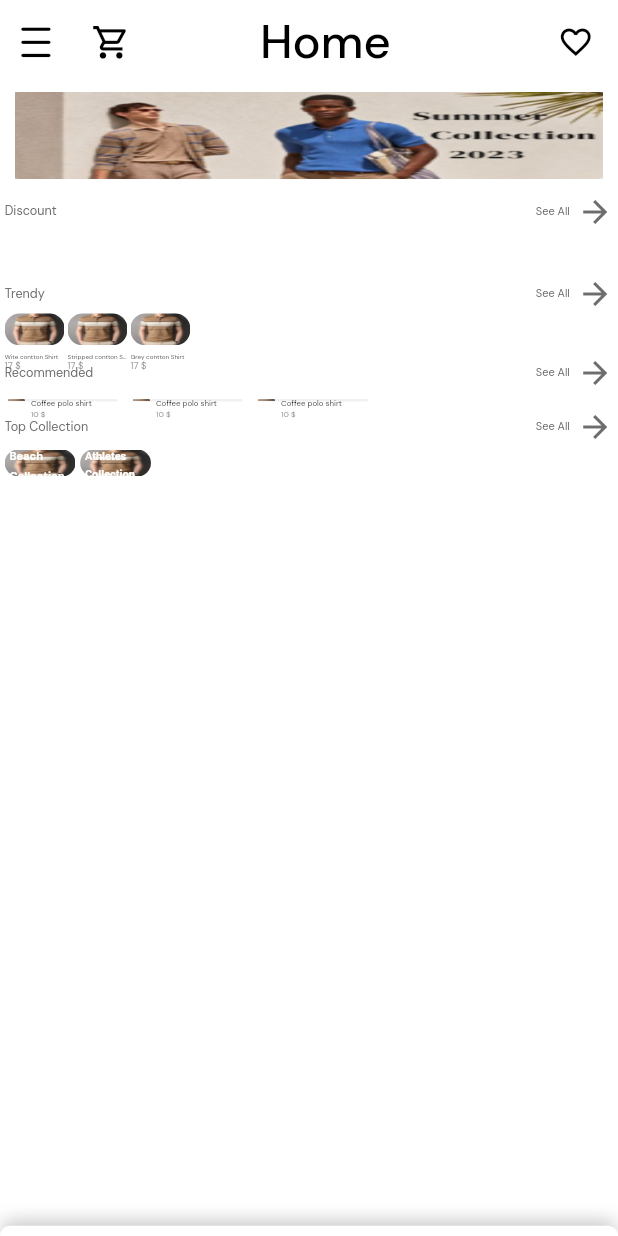
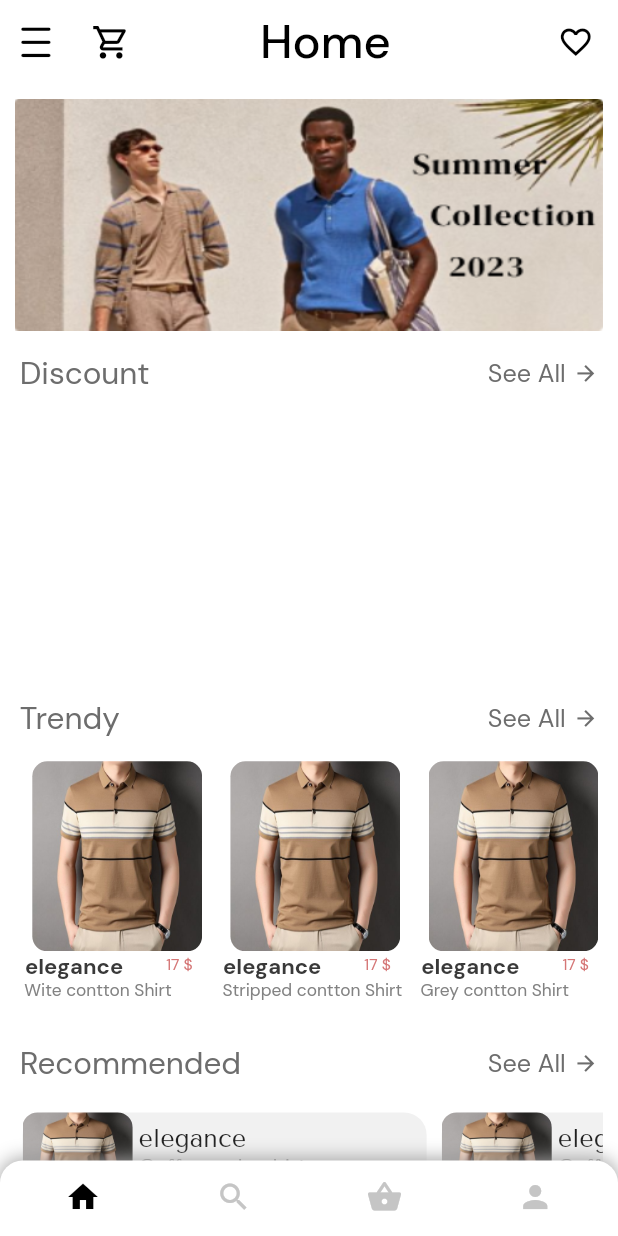
Before and after one commit to Mahmoudmnb/ShopApp, a Flutter app: the MainPage screen opened directly, on a phone screen of 412 x 824 dp. Run offline on Flutter 3.47's test engine with Material 2 defaults, Android fonts, the phone set to English and light mode, and no system bars; our stand-ins replace flutter_bloc, flutter_screenutil, get_it, google_fonts, internet_connection_checker, shared_preferences and 5 more; accounts and stored records are empty; Roboto replaces fonts that are missing (DMSans-Regular).

Commit message:
done home and search sizes

```diff
--- a/lib/featurs/main_page/featurs/home/pages/home_page.dart
+++ b/lib/featurs/main_page/featurs/home/pages/home_page.dart
@@ -23,19 +23,20 @@ class HomePage extends StatelessWidget {
     context
         .read<DiscountProductsBloc>()
         .add(GetDiscountProducts(discountProducts: disCountProducts));
-    return ListView(
+    return Padding(
+      padding: const EdgeInsets.symmetric(horizontal: 10),
+      child: ListView(
         children: [
-        const SizedBox(height: 5),
-        Container(
-          padding: const EdgeInsets.symmetric(horizontal: 10),
-          height: 60.h,
-          width: 100.w,
+          SizedBox(height: 10.h),
+          SizedBox(
+            height: 160.h,
+            width: 353.w,
             child: Image.asset(
               'assets/images/Capture.PNG',
               fit: BoxFit.fill,
             ),
           ),
-        const SizedBox(height: 10),
+          SizedBox(height: 15.h),
           CollectionsSpacer(
               onTap: () {
                 context
@@ -51,11 +52,11 @@ class HomePage extends StatelessWidget {
                 });
               },
               collectoinTitle: 'Discount'),
+          SizedBox(height: 15.h),
           //! Discount products
-        Container(
-            padding: EdgeInsets.only(left: 1.w, top: 1.h),
-            width: 100.w,
-            height: 32.h,
+          SizedBox(
+              width: double.infinity,
+              height: 180.h,
               child: ListView.builder(
                   scrollDirection: Axis.horizontal,
                   itemCount:
@@ -70,51 +71,64 @@ class HomePage extends StatelessWidget {
                         productName: product.name,
                         discount: product.disCount.toString());
                   })),
+          SizedBox(height: 15.h),
           CollectionsSpacer(onTap: () async {}, collectoinTitle: 'Trendy'),
           //! Trendy products
+          SizedBox(height: 15.h),
           Container(
             padding: EdgeInsets.only(left: 3.w, top: 1.h),
-          width: 100.w,
-          height: 30.h,
+            width: 123.w,
+            height: 180.h,
             child: ListView(scrollDirection: Axis.horizontal, children: [
               const TrendyImage(
                 imageUrl: 'assets/images/1.png',
                 percent: '50 %',
                 price: '17 \$',
-                productName: 'Wite contton Shirt'),
+                productName: 'Wite contton Shirt',
+                makerCompany: 'elegance',
+              ),
               SizedBox(width: 2.w),
               const TrendyImage(
                 imageUrl: 'assets/images/1.png',
                 percent: '50 %',
                 price: '17 \$',
-                productName: 'Stripped contton Shirt'),
+                productName: 'Stripped contton Shirt',
+                makerCompany: 'elegance',
+              ),
               SizedBox(width: 2.w),
               const TrendyImage(
                   imageUrl: 'assets/images/1.png',
                   percent: '50 %',
                   price: '17 \$',
+                  makerCompany: 'elegance',
                   productName: 'Grey contton Shirt'),
             ]),
           ),
+          SizedBox(height: 15.h),
+
           CollectionsSpacer(onTap: () {}, collectoinTitle: 'Recommended'),
           //! Recommended products
+          SizedBox(height: 15.h),
           SizedBox(
-          width: 100.w,
-          height: 12.h,
+            height: 78.h,
             child: ListView.builder(
               itemCount: 3,
               scrollDirection: Axis.horizontal,
               itemBuilder: (context, index) => const RecommendedImage(
+                companyMaker: 'elegance',
                 imageUrl: 'assets/images/1.png',
                 productPrice: '10 \$',
                 productNamge: 'Coffee polo shirt',
               ),
             ),
           ),
+          SizedBox(height: 15.h),
           CollectionsSpacer(onTap: () {}, collectoinTitle: 'Top Collection'),
           //! Top collection
+          SizedBox(height: 15.h),
           const TopCollectionImage(),
         ],
+      ),
     );
   }
 }
--- a/lib/featurs/main_page/featurs/home/widgets/collections_spacer.dart
+++ b/lib/featurs/main_page/featurs/home/widgets/collections_spacer.dart
@@ -19,7 +19,7 @@ class CollectionsSpacer extends StatelessWidget {
           Text(collectoinTitle,
               style: TextStyle(
                 fontFamily: 'DM Sans',
-                fontSize: 8.sp,
+                fontSize: 20.sp,
                 color: const Color(0xff6D6D6D),
               )),
           const Spacer(),
@@ -30,13 +30,14 @@ class CollectionsSpacer extends StatelessWidget {
                 Text('See All',
                     style: TextStyle(
                       fontFamily: 'DM Sans',
-                      fontSize: 7.sp,
+                      fontSize: 16.sp,
                       color: const Color(0xff6D6D6D),
                     )),
                 const SizedBox(width: 5),
-                const Icon(
+                Icon(
                   Icons.arrow_forward,
-                  color: Color(0xff6D6D6D),
+                  size: 16.sp,
+                  color: const Color(0xff6D6D6D),
                 )
               ],
             ),
--- a/lib/featurs/main_page/featurs/home/widgets/main_page_tab_bar.dart
+++ b/lib/featurs/main_page/featurs/home/widgets/main_page_tab_bar.dart
@@ -8,7 +8,8 @@ class MainPageTabBar extends StatelessWidget {
   @override
   Widget build(BuildContext context) {
     return Container(
-      height: 7.h,
+      height: 52.h,
+      width: 393.w,
       decoration: const BoxDecoration(
           boxShadow: [
             BoxShadow(
@@ -19,7 +20,7 @@ class MainPageTabBar extends StatelessWidget {
               topLeft: Radius.circular(15), topRight: Radius.circular(15))),
       child: TabBar(
           padding: const EdgeInsets.all(5),
-          unselectedLabelColor: Colors.grey,
+          unselectedLabelColor: const Color(0xffC5C5C5),
           indicatorColor: Colors.transparent,
           labelColor: Colors.black,
           controller: tabController,
--- a/lib/featurs/main_page/featurs/home/widgets/recommended_image.dart
+++ b/lib/featurs/main_page/featurs/home/widgets/recommended_image.dart
@@ -5,8 +5,10 @@ class RecommendedImage extends StatelessWidget {
   final String productNamge;
   final String productPrice;
   final String imageUrl;
+  final String companyMaker;
   const RecommendedImage(
       {super.key,
+      required this.companyMaker,
       required this.imageUrl,
       required this.productNamge,
       required this.productPrice});
@@ -19,8 +21,8 @@ class RecommendedImage extends StatelessWidget {
       decoration: BoxDecoration(
           color: const Color(0xffF1F1F1),
           borderRadius: BorderRadius.circular(15)),
-      height: 30,
-      width: 70.w,
+      height: 68.h,
+      width: 257.w,
       child: Row(
         mainAxisAlignment: MainAxisAlignment.start,
         children: [
@@ -29,8 +31,8 @@ class RecommendedImage extends StatelessWidget {
             child: Image.asset(
               imageUrl,
               fit: BoxFit.fill,
-              height: 12.h,
-              width: 12.h,
+              height: 68.h,
+              width: 70.w,
             ),
           ),
           const SizedBox(width: 4),
@@ -38,13 +40,20 @@ class RecommendedImage extends StatelessWidget {
             mainAxisAlignment: MainAxisAlignment.center,
             crossAxisAlignment: CrossAxisAlignment.start,
             children: [
+              Text(
+                companyMaker,
+                style: TextStyle(fontSize: 16.sp, fontFamily: 'Tenor Sans'),
+              ),
               Text(productNamge,
-                  style: TextStyle(fontFamily: 'DM Sans', fontSize: 5.sp)),
+                  style: TextStyle(
+                      fontFamily: 'Tenor Sans',
+                      fontSize: 13.sp,
+                      color: const Color(0xff929292))),
               Text(productPrice,
                   style: TextStyle(
-                      fontFamily: 'DM Sans',
-                      fontSize: 5.sp,
-                      color: Colors.grey))
+                      fontFamily: 'Tenor Sans',
+                      fontSize: 11.sp,
+                      color: const Color(0xff6D6D6D)))
             ],
           )
         ],
--- a/lib/featurs/main_page/featurs/home/widgets/top_collection_image.dart
+++ b/lib/featurs/main_page/featurs/home/widgets/top_collection_image.dart
@@ -8,15 +8,16 @@ class TopCollectionImage extends StatelessWidget {
   Widget build(BuildContext context) {
     return Container(
       padding: EdgeInsets.all(3.w),
-      height: 25.h,
-      width: 100.w,
+      height: 150.h,
+      width: 170.w,
       child: Row(
+        mainAxisAlignment: MainAxisAlignment.center,
         children: [
           Container(
               alignment: Alignment.bottomLeft,
-              height: 45.w,
-              width: 45.w,
-              padding: EdgeInsets.only(left: 3.w, bottom: 3.w),
+              height: 170.h,
+              width: 150.w,
+              padding: EdgeInsets.only(left: 10.w, bottom: 10.w),
               decoration: BoxDecoration(
                   borderRadius: BorderRadius.circular(10),
                   image: const DecorationImage(
@@ -30,23 +31,23 @@ class TopCollectionImage extends StatelessWidget {
                       style: TextStyle(
                           fontFamily: 'DM Sans',
                           color: Colors.white,
-                          fontSize: 7.sp,
+                          fontSize: 18.sp,
                           fontWeight: FontWeight.bold)),
-                  const SizedBox(height: 3),
+                  SizedBox(height: 3.w),
                   Text('Collection',
                       style: TextStyle(
                           fontFamily: 'DM Sans',
                           color: Colors.white,
-                          fontSize: 7.sp,
+                          fontSize: 18.sp,
                           fontWeight: FontWeight.bold)),
                 ],
               )),
-          SizedBox(width: 3.w),
+          SizedBox(width: 20.w),
           Container(
               alignment: Alignment.bottomLeft,
-              height: 45.w,
-              width: 45.w,
-              padding: EdgeInsets.only(left: 3.w, bottom: 3.w),
+              height: 170.h,
+              width: 150.w,
+              padding: EdgeInsets.only(left: 10.w, bottom: 10.w),
               decoration: BoxDecoration(
                   borderRadius: BorderRadius.circular(10),
                   image: const DecorationImage(
@@ -61,7 +62,7 @@ class TopCollectionImage extends StatelessWidget {
                     style: TextStyle(
                         fontFamily: 'DMSans-Regular',
                         color: Colors.white,
-                        fontSize: 7.sp,
+                        fontSize: 18.sp,
                         fontWeight: FontWeight.bold),
                   ),
                   const SizedBox(height: 3),
@@ -70,7 +71,7 @@ class TopCollectionImage extends StatelessWidget {
                     style: TextStyle(
                         fontFamily: 'DMSans-Regular',
                         color: Colors.white,
-                        fontSize: 7.sp,
+                        fontSize: 18.sp,
                         fontWeight: FontWeight.bold),
                   ),
                 ],
--- a/lib/featurs/main_page/featurs/home/widgets/trendy_image.dart
+++ b/lib/featurs/main_page/featurs/home/widgets/trendy_image.dart
@@ -6,8 +6,10 @@ class TrendyImage extends StatelessWidget {
   final String price;
   final String productName;
   final String percent;
+  final String makerCompany;
   const TrendyImage({
     Key? key,
+    required this.makerCompany,
     required this.imageUrl,
     required this.price,
     required this.productName,
@@ -16,37 +18,56 @@ class TrendyImage extends StatelessWidget {
 
   @override
   Widget build(BuildContext context) {
-    return SizedBox(
-      width: 38.w,
-      child: Column(
+    return Column(
       crossAxisAlignment: CrossAxisAlignment.start,
       children: [
-          SizedBox(
-            width: 38.w,
-            height: 22.h,
-            child: Container(
-              width: 38.w,
-              height: 22.h,
+        Container(
+          width: 108.w,
+          height: 131.h,
+          alignment: Alignment.center,
+          margin: EdgeInsets.symmetric(horizontal: 8.w),
           decoration: BoxDecoration(
               borderRadius: BorderRadius.circular(10),
-                  image: const DecorationImage(
+              image: DecorationImage(
                   fit: BoxFit.fill,
                   image: AssetImage(
-                        'assets/images/1.png',
+                    imageUrl.split('|')[0],
                   ))),
         ),
-          ),
-          const SizedBox(height: 5),
+        SizedBox(
+          width: 110.w,
+          child: Row(
+            children: [
               Text(
-            productName,
-            style: TextStyle(fontFamily: 'DM Sans', fontSize: 4.sp),
+                ' $makerCompany',
+                style: TextStyle(
+                    fontFamily: 'DM Sans',
+                    color: const Color(0xff393939),
+                    fontSize: 14.sp,
+                    fontWeight: FontWeight.bold),
                 overflow: TextOverflow.ellipsis,
               ),
-          Text(price,
+              const Spacer(),
+              Text(
+                price,
                 style: TextStyle(
-                  fontFamily: 'DM Sans', color: Colors.grey, fontSize: 6.sp)),
+                    fontFamily: 'DM Sans',
+                    color: const Color(0xffD57676),
+                    fontSize: 10.sp),
+                overflow: TextOverflow.ellipsis,
+              ),
             ],
           ),
+        ),
+        Text(
+          ' $productName',
+          style: TextStyle(
+              fontFamily: 'DM Sans',
+              color: const Color(0xff828282),
+              fontSize: 11.sp),
+          overflow: TextOverflow.ellipsis,
+        ),
+      ],
     );
   }
 }
--- a/lib/featurs/main_page/featurs/shopping_bag/screens/shopping_bag_screen.dart
+++ b/lib/featurs/main_page/featurs/shopping_bag/screens/shopping_bag_screen.dart
@@ -1,8 +1,6 @@
-import 'dart:developer';
-
 import 'package:flutter/material.dart';
 import 'package:flutter_screenutil/flutter_screenutil.dart';
-import 'package:shop_app/featurs/main_page/featurs/check_out/screens/first_step.dart';
+import '../../check_out/screens/first_step.dart';
 
 import '../widgets/custom_button.dart';
 import '../widgets/shopping_bag_body.dart';
@@ -30,7 +28,6 @@ class ShoppingBagScreen extends StatelessWidget {
                   child: CustomButton(
                     title: 'Proceed to checkout',
                     onPressed: () {
-                      log('');
                       Navigator.of(context).push(MaterialPageRoute(
                         builder: (context) => const CheckOutScreen1(),
                       ));
```
Also changed, not shown: lib/featurs/main_page/featurs/home/widgets/discount_image.dart (+14 -10 lines), lib/featurs/main_page/featurs/search/pages/search_results_screen.dart (+68 -53 lines), lib/featurs/main_page/featurs/search/pages/search_screen.dart (+58 -38 lines), lib/featurs/main_page/featurs/search/widgets/category_card.dart (+4 -4 lines), lib/featurs/main_page/featurs/search/widgets/popular_search.dart (+15 -13 lines), lib/featurs/main_page/featurs/search/widgets/recent_search.dart (+28 -21 lines), lib/featurs/main_page/main_page.dart (+4 -4 lines). Lines whose indentation alone changed are shown as unchanged.
